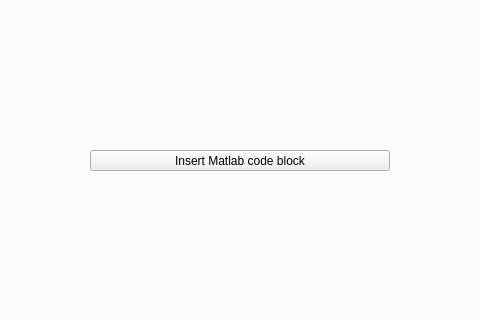
Qt form src/Interface/Modules/Python/InterfaceWithPython.ui (SCIInstitute/SCIRun) before a commit; both pictures show x 110 to 590 and y 87 to 407 of the 700 by 500 pixel window.
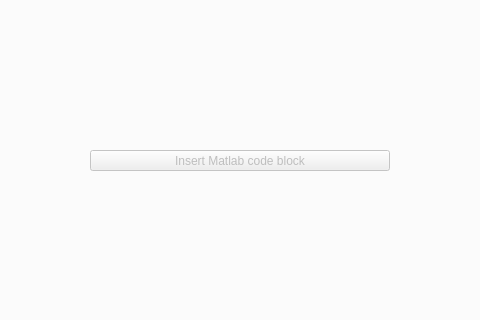
The same form after that commit.

Commit message: Disable button for now

Diff of the .ui file:
```diff
--- a/src/Interface/Modules/Python/InterfaceWithPython.ui
+++ b/src/Interface/Modules/Python/InterfaceWithPython.ui
@@ -32,6 +32,9 @@
       <layout class="QGridLayout" name="gridLayout_5">
        <item row="0" column="0">
         <widget class="QToolButton" name="addMatlabCodeBlockToolButton_">
+         <property name="enabled">
+          <bool>false</bool>
+         </property>
          <property name="maximumSize">
           <size>
            <width>300</width>
```
